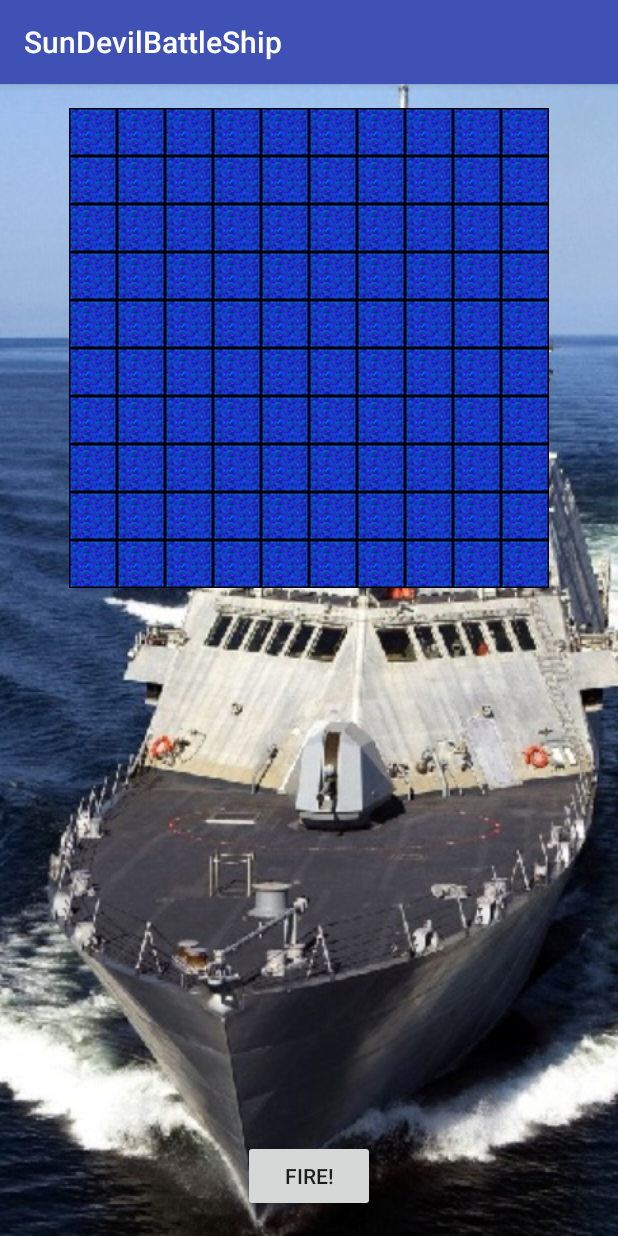
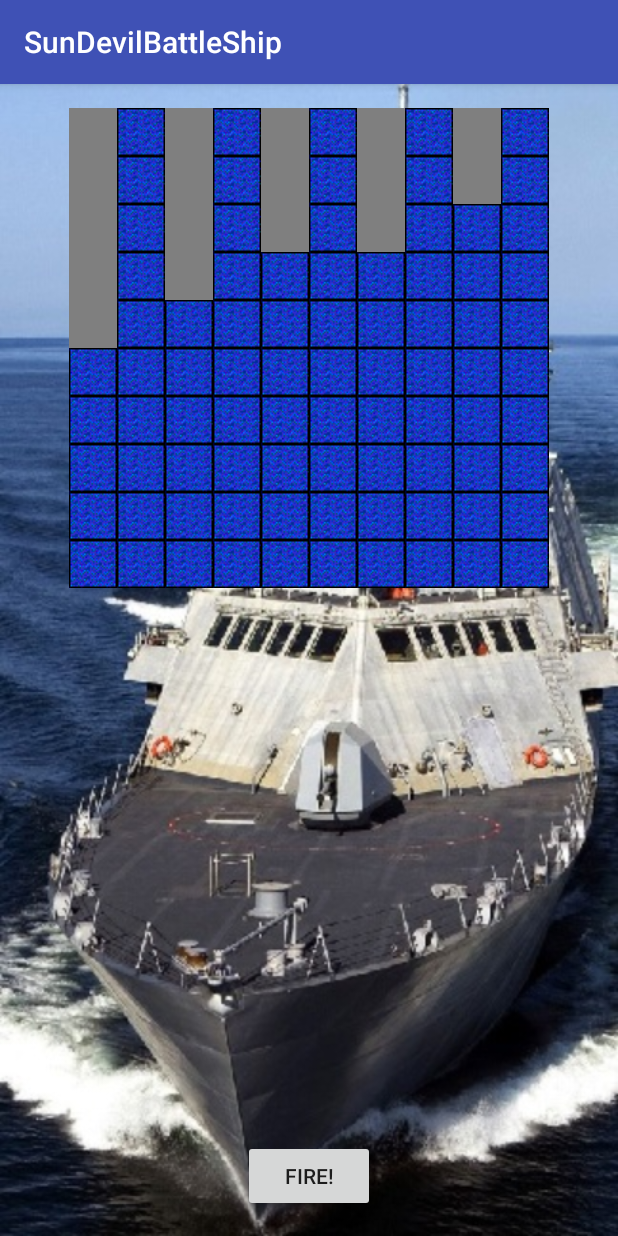
Before and after one commit to ajcallos/SunDevilBattleShip, an Android app: the GameplayActivity screen opened directly, with no data from a screen before it, on a phone screen of 412 x 824 dp. Run offline under Robolectric (Android 15) with nearby library versions, the phone set to English and light mode, and no system bars.

Commit message:
Fixed the ship classes and added ship drawing to the gameplay activity.

```diff
--- a/app/src/main/java/com/aespurge/sundevilbattleship/Game/ships/AircraftCarrier.java
+++ b/app/src/main/java/com/aespurge/sundevilbattleship/Game/ships/AircraftCarrier.java
@@ -49,7 +49,7 @@ public class AircraftCarrier implements Warship
     }
 
     @Override
-    public Vector2d[] getLocation()
+    public Vector2d getLocation()
     {
         return location;
     }
@@ -79,6 +79,11 @@ public class AircraftCarrier implements Warship
             return false;
     }
 
+    @Override
+    public boolean damage(Vector2d location) {
+        return false;
+    }
+
     private boolean checkSunk()
     {
         for (int i = 0; i < shipLength; i++)
--- a/app/src/main/java/com/aespurge/sundevilbattleship/Game/ships/Battleship.java
+++ b/app/src/main/java/com/aespurge/sundevilbattleship/Game/ships/Battleship.java
@@ -53,6 +53,7 @@ public class Battleship implements Warship
     {
         return location;
     }
+
     @Override
     public Facing getFacing()
     {
@@ -79,6 +80,11 @@ public class Battleship implements Warship
             return false;
     }
 
+    @Override
+    public boolean damage(Vector2d location) {
+        return false;
+    }
+
     private boolean checkSunk()
     {
         for (int i = 0; i < shipLength; i++)
--- a/app/src/main/java/com/aespurge/sundevilbattleship/Game/ships/Cruiser.java
+++ b/app/src/main/java/com/aespurge/sundevilbattleship/Game/ships/Cruiser.java
@@ -79,6 +79,11 @@ public class Cruiser implements Warship
             return false;
     }
 
+    @Override
+    public boolean damage(Vector2d location) {
+        return false;
+    }
+
     private boolean checkSunk()
     {
         for (int i = 0; i < shipLength; i++)
--- a/app/src/main/java/com/aespurge/sundevilbattleship/Game/ships/Destroyer.java
+++ b/app/src/main/java/com/aespurge/sundevilbattleship/Game/ships/Destroyer.java
@@ -79,6 +79,11 @@ public class Destroyer implements Warship
             return false;
     }
 
+    @Override
+    public boolean damage(Vector2d location) {
+        return false;
+    }
+
     private boolean checkSunk()
     {
         for (int i = 0; i < shipLength; i++)
--- a/app/src/main/java/com/aespurge/sundevilbattleship/Game/ships/Submarine.java
+++ b/app/src/main/java/com/aespurge/sundevilbattleship/Game/ships/Submarine.java
@@ -10,8 +10,8 @@ import com.aespurge.sundevilbattleship.Game.WarshipType;
 
 public class Submarine implements Warship
 {
-    private final int shipLength = 2;
-    private final int firepower = 2;
+    private final int shipLength = 3;
+    private final int firepower = 3;
     private final WarshipType type = WarshipType.Submarine;
     private final Facing facing;
     private final Vector2d location;
@@ -79,6 +79,11 @@ public class Submarine implements Warship
             return false;
     }
 
+    @Override
+    public boolean damage(Vector2d location) {
+        return false;
+    }
+
     private boolean checkSunk()
     {
         for (int i = 0; i < shipLength; i++)
--- a/app/src/main/java/com/aespurge/sundevilbattleship/Game/ships/Warship.java
+++ b/app/src/main/java/com/aespurge/sundevilbattleship/Game/ships/Warship.java
@@ -16,7 +16,7 @@ public interface Warship
 
     int getFirepower();
 
-    Vector2d[] getLocation();
+    Vector2d getLocation();
 
     Facing getFacing();
 
--- a/app/src/main/java/com/aespurge/sundevilbattleship/GameplayActivity.java
+++ b/app/src/main/java/com/aespurge/sundevilbattleship/GameplayActivity.java
@@ -7,6 +7,15 @@ import android.view.View;
 import android.widget.Button;
 import android.widget.GridLayout;
 import android.widget.ImageView;
+
+import com.aespurge.sundevilbattleship.Game.Facing;
+import com.aespurge.sundevilbattleship.Game.Vector2d;
+import com.aespurge.sundevilbattleship.Game.ships.AircraftCarrier;
+import com.aespurge.sundevilbattleship.Game.ships.Battleship;
+import com.aespurge.sundevilbattleship.Game.ships.Cruiser;
+import com.aespurge.sundevilbattleship.Game.ships.Destroyer;
+import com.aespurge.sundevilbattleship.Game.ships.Submarine;
+import com.aespurge.sundevilbattleship.Game.ships.Warship;
 
 public class GameplayActivity extends AppCompatActivity {
 
@@ -18,6 +27,7 @@ public class GameplayActivity extends AppCompatActivity {
     ImageView selectedTile;
     int selectedX = 0, selectedY = 0;
     Button fireButton;
+    Warship[] shipList;
 
     @Override
     protected void onCreate(Bundle savedInstanceState) {
@@ -25,13 +35,46 @@ public class GameplayActivity extends AppCompatActivity {
         setContentView(R.layout.activity_gameplay);
         gridLayout = (GridLayout) findViewById(R.id.gridLayout);
         fireButton = (Button)findViewById(R.id.fireButton);
+        shipList = new Warship[5];
         imageList = new ImageView[10][10];
+        populateShipList();
         //Populate the grid with basic bordered sea tiles
         populateImageGrid();
         //Have to initialize the selectedTile.
         selectedTile = imageList[0][0];
+        drawShips();
 
+    }
 
+    private void drawShips() {
+        for (int y=0; y<10; y++) {
+            for (int x = 0; x < 10; x++) {
+                for (Warship ship : shipList) {
+                    if (x == ship.getLocation().getX()){
+                        if (y == ship.getLocation().getY()) {
+                            for (int i = 0; i < ship.getLength(); i++) {
+                                if (ship.getFacing() == Facing.North) {
+                                    imageList[x][y + i].setImageResource(R.drawable.ship);
+                                    imageList[x][y + i].setTag("ship");
+                                }else{
+                                    imageList[x + i][y].setImageResource(R.drawable.ship);
+                                    imageList[x + i][y].setTag("ship");
+                                }
+
+                            }
+                        }
+                    }
+                }
+            }
+        }
+    }
+
+    private void populateShipList() {
+        shipList[0] = new Battleship(new Vector2d(0,0), Facing.North);
+        shipList[1] = new AircraftCarrier(new Vector2d(2,0), Facing.North);
+        shipList[2] = new Cruiser(new Vector2d(4,0), Facing.North);
+        shipList[3] = new Submarine(new Vector2d(6,0), Facing.North);
+        shipList[4] = new Destroyer(new Vector2d(8,0), Facing.North);
     }
 
 
@@ -42,6 +85,7 @@ public class GameplayActivity extends AppCompatActivity {
                 imageList[x][y] = new ImageView(this);
                 imageList[x][y].setImageResource(R.drawable.sea);
                 imageList[x][y].setTag("sea");
+
                 gridLayout.addView(imageList[x][y]);
                 imageList[x][y].setClickable(true);
                 imageList[x][y].setLongClickable(true);
@@ -78,6 +122,14 @@ public class GameplayActivity extends AppCompatActivity {
             selectedTile.setImageResource(R.drawable.sea_explosion);
             selectedTile.setTag("sea_explosion");
         }
+        if(selectedTile.getTag() == "ship_selected") {
+            selectedTile.setImageResource(R.drawable.ship);
+            selectedTile.setTag("ship");
+        }
+        if(selectedTile.getTag() == "ship_explosion_selected") {
+            selectedTile.setImageResource(R.drawable.ship_explosion);
+            selectedTile.setTag("ship_explosion");
+        }
         selectedTile = (ImageView) v;
         selectedX = v.getId() / 10;
         selectedY = v.getId() % 10;
@@ -88,6 +140,14 @@ public class GameplayActivity extends AppCompatActivity {
         if (v.getTag()=="sea_explosion") {
             imageList[selectedX][selectedY].setImageResource(R.drawable.sea_explosion_selected);
             v.setTag("sea_explosion_selected");
+        }
+        if (v.getTag()=="ship") {
+            imageList[selectedX][selectedY].setImageResource(R.drawable.ship_selected);
+            v.setTag("ship_selected");
+        }
+        if (v.getTag()=="ship_explosion") {
+            imageList[selectedX][selectedY].setImageResource(R.drawable.ship_explosion_selected);
+            v.setTag("ship_explosion_selected");
         }
 
     }
```
Also changed, not shown: app/src/main/res/drawable/ship_explosion_selected.png (added), app/src/main/res/drawable/ship_selected.png (added).
